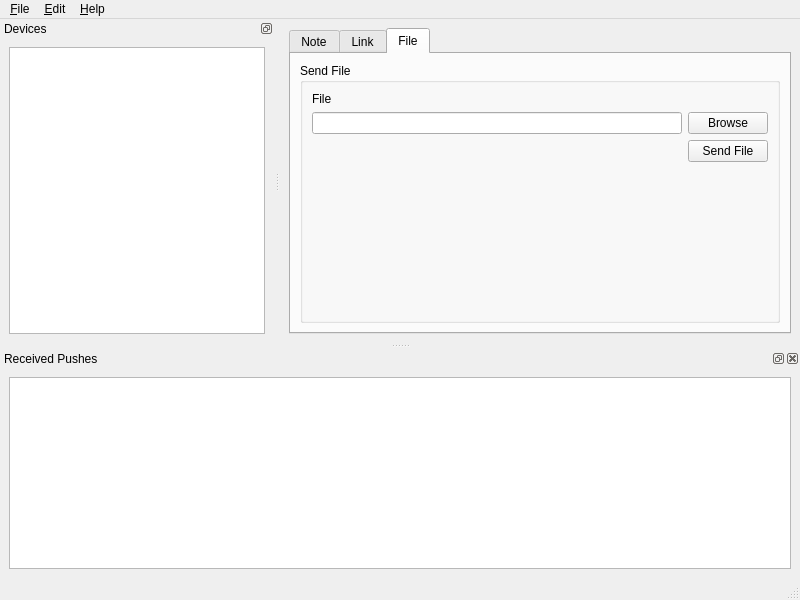
This is qpushbullet/ui/mainwindow.ui in n3wtron/qpushbullet as Qt 5 draws it before an edit. The edited form follows.
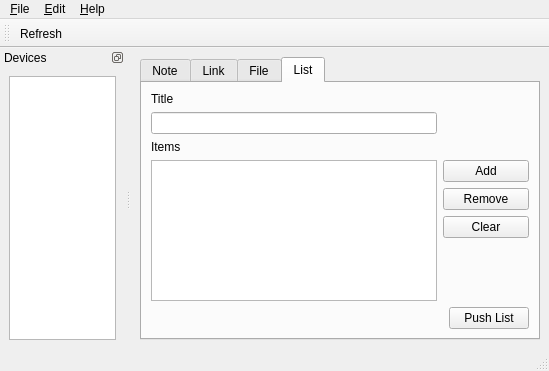
This is the edited form.

Patch:
```diff
--- a/qpushbullet/ui/mainwindow.ui
+++ b/qpushbullet/ui/mainwindow.ui
@@ -6,8 +6,8 @@
    <rect>
     <x>0</x>
     <y>0</y>
-    <width>800</width>
-    <height>600</height>
+    <width>549</width>
+    <height>371</height>
    </rect>
   </property>
   <property name="windowTitle">
@@ -17,8 +17,14 @@
    <layout class="QGridLayout" name="gridLayout_2">
     <item row="0" column="0">
      <widget class="QTabWidget" name="tabWidget">
+      <property name="minimumSize">
+       <size>
+        <width>400</width>
+        <height>0</height>
+       </size>
+      </property>
       <property name="currentIndex">
-       <number>2</number>
+       <number>3</number>
       </property>
       <widget class="QWidget" name="noteTab">
        <attribute name="title">
@@ -150,27 +156,21 @@
         <string>File</string>
        </attribute>
        <layout class="QGridLayout" name="gridLayout_9">
-        <item row="0" column="0">
-         <widget class="QGroupBox" name="groupBox_3">
-          <property name="title">
-           <string>Send File</string>
-          </property>
-          <layout class="QGridLayout" name="gridLayout_8">
-           <item row="0" column="0">
-            <widget class="QLabel" name="label_5">
-             <property name="text">
-              <string>File</string>
-             </property>
-            </widget>
-           </item>
-           <item row="1" column="0">
+        <item row="3" column="0">
             <widget class="QLineEdit" name="filePathEdt">
              <property name="readOnly">
               <bool>false</bool>
              </property>
             </widget>
            </item>
-           <item row="2" column="0">
+        <item row="3" column="1">
+         <widget class="QPushButton" name="browseFileBtn">
+          <property name="text">
+           <string>Browse</string>
+          </property>
+         </widget>
+        </item>
+        <item row="5" column="0">
             <spacer name="horizontalSpacer_3">
              <property name="orientation">
               <enum>Qt::Horizontal</enum>
@@ -183,14 +183,21 @@
              </property>
             </spacer>
            </item>
-           <item row="2" column="2">
+        <item row="4" column="1">
             <widget class="QPushButton" name="sendFileBtn">
              <property name="text">
-              <string>Send File</string>
+           <string>Push File</string>
              </property>
             </widget>
            </item>
-           <item row="3" column="0">
+        <item row="2" column="0">
+         <widget class="QLabel" name="label_5">
+          <property name="text">
+           <string>File</string>
+          </property>
+         </widget>
+        </item>
+        <item row="6" column="0">
             <spacer name="verticalSpacer_2">
              <property name="orientation">
               <enum>Qt::Vertical</enum>
@@ -203,14 +210,89 @@
              </property>
             </spacer>
            </item>
-           <item row="1" column="2">
-            <widget class="QPushButton" name="browseFileBtn">
-             <property name="text">
-              <string>Browse</string>
-             </property>
-            </widget>
-           </item>
-          </layout>
+       </layout>
+      </widget>
+      <widget class="QWidget" name="listTab">
+       <attribute name="title">
+        <string>List</string>
+       </attribute>
+       <layout class="QGridLayout" name="gridLayout_10">
+        <item row="4" column="1" colspan="2">
+         <widget class="QPushButton" name="removeItemBtn">
+          <property name="text">
+           <string>Remove</string>
+          </property>
+         </widget>
+        </item>
+        <item row="3" column="1" colspan="2">
+         <widget class="QPushButton" name="addItemBtn">
+          <property name="text">
+           <string>Add</string>
+          </property>
+         </widget>
+        </item>
+        <item row="3" column="0" rowspan="4">
+         <widget class="QListWidget" name="itemsList">
+          <property name="alternatingRowColors">
+           <bool>true</bool>
+          </property>
+         </widget>
+        </item>
+        <item row="6" column="2">
+         <spacer name="verticalSpacer_3">
+          <property name="orientation">
+           <enum>Qt::Vertical</enum>
+          </property>
+          <property name="sizeHint" stdset="0">
+           <size>
+            <width>20</width>
+            <height>30</height>
+           </size>
+          </property>
+         </spacer>
+        </item>
+        <item row="7" column="2">
+         <widget class="QPushButton" name="sendListBtn">
+          <property name="text">
+           <string>Push List</string>
+          </property>
+         </widget>
+        </item>
+        <item row="5" column="1" colspan="2">
+         <widget class="QPushButton" name="clearItemsBtn">
+          <property name="text">
+           <string>Clear</string>
+          </property>
+         </widget>
+        </item>
+        <item row="7" column="0" colspan="2">
+         <spacer name="horizontalSpacer_4">
+          <property name="orientation">
+           <enum>Qt::Horizontal</enum>
+          </property>
+          <property name="sizeHint" stdset="0">
+           <size>
+            <width>289</width>
+            <height>20</height>
+           </size>
+          </property>
+         </spacer>
+        </item>
+        <item row="1" column="0">
+         <widget class="QLineEdit" name="listTitleEdt"/>
+        </item>
+        <item row="0" column="0">
+         <widget class="QLabel" name="label_6">
+          <property name="text">
+           <string>Title</string>
+          </property>
+         </widget>
+        </item>
+        <item row="2" column="0">
+         <widget class="QLabel" name="label_7">
+          <property name="text">
+           <string>Items</string>
+          </property>
          </widget>
         </item>
        </layout>
@@ -224,7 +306,7 @@
     <rect>
      <x>0</x>
      <y>0</y>
-     <width>800</width>
+     <width>549</width>
      <height>22</height>
     </rect>
    </property>
@@ -253,6 +335,12 @@
   </widget>
   <widget class="QStatusBar" name="statusbar"/>
   <widget class="QDockWidget" name="dockWidget">
+   <property name="sizePolicy">
+    <sizepolicy hsizetype="MinimumExpanding" vsizetype="MinimumExpanding">
+     <horstretch>0</horstretch>
+     <verstretch>0</verstretch>
+    </sizepolicy>
+   </property>
    <property name="features">
     <set>QDockWidget::DockWidgetFloatable|QDockWidget::DockWidgetMovable</set>
    </property>
@@ -268,31 +356,35 @@
    <widget class="QWidget" name="dockWidgetContents">
     <layout class="QGridLayout" name="gridLayout">
      <item row="0" column="0">
-      <widget class="QListWidget" name="devicesList"/>
+      <widget class="QListWidget" name="devicesList">
+       <property name="sizePolicy">
+        <sizepolicy hsizetype="MinimumExpanding" vsizetype="Expanding">
+         <horstretch>0</horstretch>
+         <verstretch>0</verstretch>
+        </sizepolicy>
+       </property>
+       <property name="minimumSize">
+        <size>
+         <width>100</width>
+         <height>0</height>
+        </size>
+       </property>
+      </widget>
      </item>
     </layout>
    </widget>
   </widget>
-  <widget class="QDockWidget" name="dockWidget_2">
-   <property name="features">
-    <set>QDockWidget::DockWidgetClosable|QDockWidget::DockWidgetFloatable</set>
-   </property>
-   <property name="allowedAreas">
-    <set>Qt::BottomDockWidgetArea|Qt::TopDockWidgetArea</set>
-   </property>
+  <widget class="QToolBar" name="toolBar">
    <property name="windowTitle">
-    <string>Received Pushes</string>
+    <string>toolBar</string>
    </property>
-   <attribute name="dockWidgetArea">
-    <number>8</number>
+   <attribute name="toolBarArea">
+    <enum>TopToolBarArea</enum>
    </attribute>
-   <widget class="QWidget" name="dockWidgetContents_2">
-    <layout class="QGridLayout" name="gridLayout_4">
-     <item row="0" column="0">
-      <widget class="QListWidget" name="receivedPushesList"/>
-     </item>
-    </layout>
-   </widget>
+   <attribute name="toolBarBreak">
+    <bool>false</bool>
+   </attribute>
+   <addaction name="action_Refresh"/>
   </widget>
   <action name="action_About">
    <property name="text">
@@ -309,6 +401,11 @@
     <string>&amp;Settings</string>
    </property>
   </action>
+  <action name="action_Refresh">
+   <property name="text">
+    <string>&amp;Refresh</string>
+   </property>
+  </action>
  </widget>
  <resources/>
  <connections>
```
Left out of the diff: 109 changed lines with no effect on the pictures. Lines whose indentation alone changed are shown as unchanged.
